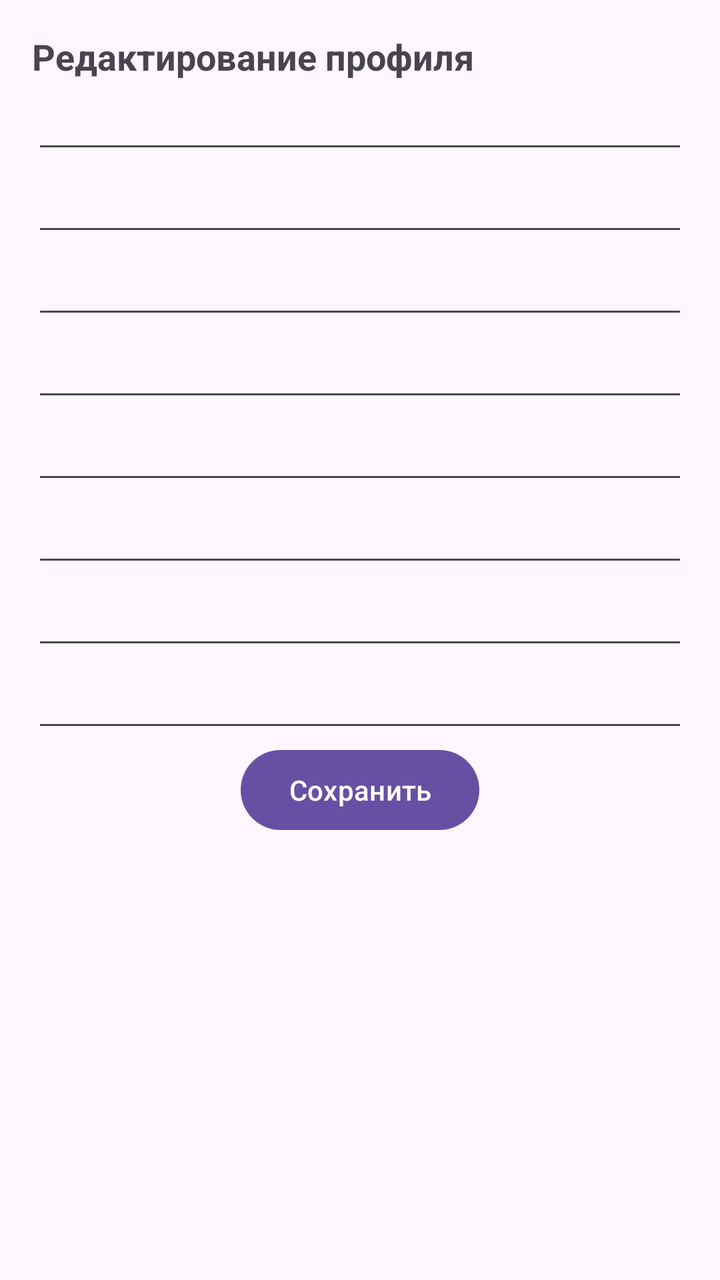
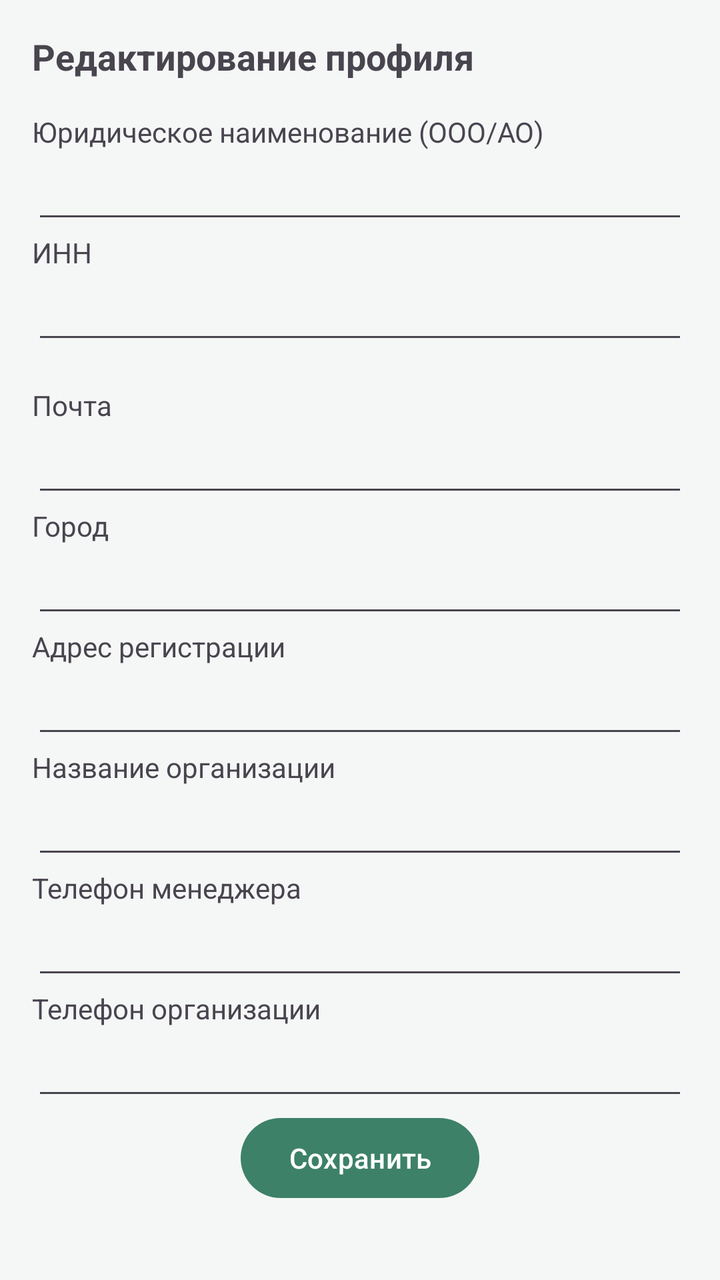

Two renders of the same Android screen: before a commit and after it. Below are the layout's source before the change and the commit's diff.
<!-- AndroidManifest.xml: application theme Theme.Microvolunteering -->
<!-- res/layout/fragment_update_user_info.xml -->
<?xml version="1.0" encoding="utf-8"?>
<LinearLayout xmlns:android="http://schemas.android.com/apk/res/android"
    xmlns:tools="http://schemas.android.com/tools"
    android:layout_width="match_parent"
    android:layout_height="match_parent"
    tools:context=".presentation.ui.UpdateUserInfoFragment"
    android:orientation="vertical">

    <TextView
        android:layout_width="wrap_content"
        android:layout_height="wrap_content"
        android:text="@string/edit_profile"
        android:layout_marginTop="16dp"
        android:layout_marginHorizontal="16dp"
        android:textSize="18sp"
        android:textStyle="bold"/>

    <ProgressBar
        android:id="@+id/progress_bar"
        android:layout_width="wrap_content"
        android:layout_height="wrap_content"
        android:layout_gravity="center"
        android:visibility="gone"/>

    <LinearLayout
        android:id="@+id/edit_info_volunteer"
        android:layout_width="match_parent"
        android:layout_height="wrap_content"
        android:orientation="vertical"
        android:visibility="gone">

        <EditText
            android:id="@+id/full_name"
            android:layout_width="match_parent"
            android:layout_height="wrap_content"
            android:layout_marginHorizontal="16dp"
            android:textSize="18sp"/>

        <EditText
            android:id="@+id/mail"
            android:layout_width="match_parent"
            android:layout_height="wrap_content"
            android:layout_marginHorizontal="16dp"
            android:textSize="18sp"/>

        <EditText
            android:id="@+id/city"
            android:layout_width="match_parent"
            android:layout_height="wrap_content"
            android:layout_marginHorizontal="16dp"
            android:textSize="18sp"/>

        <EditText
            android:id="@+id/phone"
            android:layout_width="match_parent"
            android:layout_height="wrap_content"
            android:layout_marginHorizontal="16dp"
            android:textSize="18sp"/>

        <EditText
            android:id="@+id/age"
            android:layout_width="match_parent"
            android:layout_height="wrap_content"
            android:layout_marginHorizontal="16dp"
            android:textSize="18sp"/>

    </LinearLayout>

    <LinearLayout
        android:id="@+id/edit_info_organization"
        android:layout_width="match_parent"
        android:layout_height="wrap_content"
        android:orientation="vertical">

        <EditText
            android:id="@+id/legal_name"
            android:layout_width="match_parent"
            android:layout_height="wrap_content"
            android:layout_marginHorizontal="16dp"
            android:textSize="18sp"/>

        <EditText
            android:id="@+id/inn"
            android:layout_width="match_parent"
            android:layout_height="wrap_content"
            android:layout_marginHorizontal="16dp"
            android:textSize="18sp"/>

        <EditText
            android:id="@+id/mail_org"
            android:layout_width="match_parent"
            android:layout_height="wrap_content"
            android:layout_marginHorizontal="16dp"
            android:textSize="18sp"/>

        <EditText
            android:id="@+id/city_org"
            android:layout_width="match_parent"
            android:layout_height="wrap_content"
            android:layout_marginHorizontal="16dp"
            android:textSize="18sp"/>

        <EditText
            android:id="@+id/legal_address"
            android:layout_width="match_parent"
            android:layout_height="wrap_content"
            android:layout_marginHorizontal="16dp"
            android:textSize="18sp"/>

        <EditText
            android:id="@+id/display_name"
            android:layout_width="match_parent"
            android:layout_height="wrap_content"
            android:layout_marginHorizontal="16dp"
            android:textSize="18sp"/>

        <EditText
            android:id="@+id/manager_phone"
            android:layout_width="match_parent"
            android:layout_height="wrap_content"
            android:layout_marginHorizontal="16dp"
            android:textSize="18sp"/>

        <EditText
            android:id="@+id/phone_org"
            android:layout_width="match_parent"
            android:layout_height="wrap_content"
            android:layout_marginHorizontal="16dp"
            android:textSize="18sp"/>

    </LinearLayout>

    <Button
        android:id="@+id/btn_save"
        android:layout_width="wrap_content"
        android:layout_height="wrap_content"
        android:layout_gravity="center"
        android:text="@string/save"/>

</LinearLayout>
<!-- resources referenced by this layout -->
<resources>
  <string name="edit_profile">Редактирование профиля</string>
  <string name="save">Сохранить</string>
  <style name="Theme.Microvolunteering" parent="Base.Theme.Microvolunteering" />
  <style name="Base.Theme.Microvolunteering" parent="Theme.Material3.DayNight.NoActionBar">
          
          
      </style>
</resources>

<!-- the commit's change to res/layout/fragment_update_user_info.xml (unified diff, before → after) -->
@@ -29,40 +29,70 @@
         android:orientation="vertical"
         android:visibility="gone">
 
+        <TextView
+            android:layout_width="wrap_content"
+            android:layout_height="wrap_content"
+            android:layout_marginHorizontal="16dp"
+            android:layout_marginTop="16dp"
+            android:text="@string/FCs"/>
+
         <EditText
             android:id="@+id/full_name"
             android:layout_width="match_parent"
             android:layout_height="wrap_content"
-            android:layout_marginHorizontal="16dp"
-            android:textSize="18sp"/>
+            android:layout_marginHorizontal="16dp"/>
+
+        <TextView
+            android:layout_width="wrap_content"
+            android:layout_height="wrap_content"
+            android:layout_marginHorizontal="16dp"
+            android:layout_marginTop="16dp"
+            android:text="@string/email"/>
 
         <EditText
             android:id="@+id/mail"
             android:layout_width="match_parent"
             android:layout_height="wrap_content"
-            android:layout_marginHorizontal="16dp"
-            android:textSize="18sp"/>
+            android:layout_marginHorizontal="16dp"/>
+
+        <TextView
+            android:layout_width="wrap_content"
+            android:layout_height="wrap_content"
+            android:layout_marginHorizontal="16dp"
+            android:layout_marginTop="16dp"
+            android:text="@string/city"/>
 
         <EditText
             android:id="@+id/city"
             android:layout_width="match_parent"
             android:layout_height="wrap_content"
-            android:layout_marginHorizontal="16dp"
-            android:textSize="18sp"/>
+            android:layout_marginHorizontal="16dp"/>
+
+        <TextView
+            android:layout_width="wrap_content"
+            android:layout_height="wrap_content"
+            android:layout_marginHorizontal="16dp"
+            android:layout_marginTop="16dp"
+            android:text="@string/number"/>
 
         <EditText
             android:id="@+id/phone"
             android:layout_width="match_parent"
             android:layout_height="wrap_content"
-            android:layout_marginHorizontal="16dp"
-            android:textSize="18sp"/>
+            android:layout_marginHorizontal="16dp"/>
+
+        <TextView
+            android:layout_width="wrap_content"
+            android:layout_height="wrap_content"
+            android:layout_marginHorizontal="16dp"
+            android:layout_marginTop="16dp"
+            android:text="@string/age"/>
 
         <EditText
             android:id="@+id/age"
             android:layout_width="match_parent"
             android:layout_height="wrap_content"
-            android:layout_marginHorizontal="16dp"
-            android:textSize="18sp"/>
+            android:layout_marginHorizontal="16dp"/>
 
     </LinearLayout>
 
@@ -72,61 +102,103 @@
         android:layout_height="wrap_content"
         android:orientation="vertical">
 
+        <TextView
+            android:layout_width="wrap_content"
+            android:layout_height="wrap_content"
+            android:layout_marginTop="16dp"
+            android:layout_marginHorizontal="16dp"
+            android:text="@string/legal_name"/>
+
         <EditText
             android:id="@+id/legal_name"
             android:layout_width="match_parent"
             android:layout_height="wrap_content"
-            android:layout_marginHorizontal="16dp"
-            android:textSize="18sp"/>
+            android:layout_marginHorizontal="16dp"/>
+
+        <TextView
+            android:layout_width="wrap_content"
+            android:layout_height="wrap_content"
+            android:layout_marginHorizontal="16dp"
+            android:text="@string/inn"/>
 
         <EditText
             android:id="@+id/inn"
             android:layout_width="match_parent"
             android:layout_height="wrap_content"
-            android:layout_marginHorizontal="16dp"
-            android:textSize="18sp"/>
+            android:layout_marginHorizontal="16dp"/>
+
+        <TextView
+            android:layout_width="wrap_content"
+            android:layout_height="wrap_content"
+            android:layout_marginHorizontal="16dp"
+            android:layout_marginTop="16dp"
+            android:text="@string/email"/>
 
         <EditText
             android:id="@+id/mail_org"
             android:layout_width="match_parent"
             android:layout_height="wrap_content"
-            android:layout_marginHorizontal="16dp"
-            android:textSize="18sp"/>
+            android:layout_marginHorizontal="16dp"/>
+
+        <TextView
+            android:layout_width="wrap_content"
+            android:layout_height="wrap_content"
+            android:text="@string/city"
+            android:layout_marginHorizontal="16dp"/>
 
         <EditText
             android:id="@+id/city_org"
             android:layout_width="match_parent"
             android:layout_height="wrap_content"
-            android:layout_marginHorizontal="16dp"
-            android:textSize="18sp"/>
+            android:layout_marginHorizontal="16dp"/>
+
+        <TextView
+            android:layout_width="wrap_content"
+            android:layout_height="wrap_content"
+            android:layout_marginHorizontal="16dp"
+            android:text="@string/registration_address"/>
 
         <EditText
             android:id="@+id/legal_address"
             android:layout_width="match_parent"
             android:layout_height="wrap_content"
-            android:layout_marginHorizontal="16dp"
-            android:textSize="18sp"/>
+            android:layout_marginHorizontal="16dp"/>
+
+        <TextView
+            android:layout_width="wrap_content"
+            android:layout_height="wrap_content"
+            android:layout_marginHorizontal="16dp"
+            android:text="@string/name_organization"/>
 
         <EditText
             android:id="@+id/display_name"
             android:layout_width="match_parent"
             android:layout_height="wrap_content"
-            android:layout_marginHorizontal="16dp"
-            android:textSize="18sp"/>
+            android:layout_marginHorizontal="16dp"/>
+
+        <TextView
+            android:layout_width="wrap_content"
+            android:layout_height="wrap_content"
+            android:layout_marginHorizontal="16dp"
+            android:text="@string/manager_phone"/>
 
         <EditText
             android:id="@+id/manager_phone"
             android:layout_width="match_parent"
             android:layout_height="wrap_content"
-            android:layout_marginHorizontal="16dp"
-            android:textSize="18sp"/>
+            android:layout_marginHorizontal="16dp"/>
+
+        <TextView
+            android:layout_width="wrap_content"
+            android:layout_height="wrap_content"
+            android:text="@string/number_org"
+            android:layout_marginHorizontal="16dp"/>
 
         <EditText
             android:id="@+id/phone_org"
             android:layout_width="match_parent"
             android:layout_height="wrap_content"
-            android:layout_marginHorizontal="16dp"
-            android:textSize="18sp"/>
+            android:layout_marginHorizontal="16dp"/>
 
     </LinearLayout>
 
<!-- resource entries referenced after the edit -->
@@ -1,11 +1,39 @@
 <!-- resources referenced by this layout -->
 <resources>
+  <string name="FCs">ФИО</string>
+  <string name="age">Возраст</string>
+  <string name="city">Город</string>
   <string name="edit_profile">Редактирование профиля</string>
+  <string name="email">Почта</string>
+  <string name="inn">ИНН</string>
+  <string name="legal_name">Юридическое наименование (ООО/АО)</string>
+  <string name="manager_phone">Телефон менеджера</string>
+  <string name="name_organization">Название организации</string>
+  <string name="number">Телефон</string>
+  <string name="number_org">Телефон организации</string>
+  <string name="registration_address">Адрес регистрации</string>
   <string name="save">Сохранить</string>
   <style name="Theme.Microvolunteering" parent="Base.Theme.Microvolunteering" />
   <style name="Base.Theme.Microvolunteering" parent="Theme.Material3.DayNight.NoActionBar">
+  
+          <item name="colorPrimary">@color/brand_primary</item>     
+          <item name="colorPrimaryVariant">@color/brand_primary</item>
+          <item name="colorOnPrimary">@color/white</item>
+  
           
+          <item name="android:windowBackground">@color/app_background</item>
+  
           
+          <item name="android:statusBarColor">@color/brand_primary</item>
+  
+          
+          <item name="android:textColorPrimary">@color/text_primary</item>
+          <item name="colorSecondary">@color/brand_primary</item>
+  
       </style>
+  <color name="brand_primary">#3D8168</color>
+  <color name="white">#FFFFFFFF</color>
+  <color name="app_background">#F5F7F6</color>
+  <color name="text_primary">#1C352D</color>
 </resources>
 
